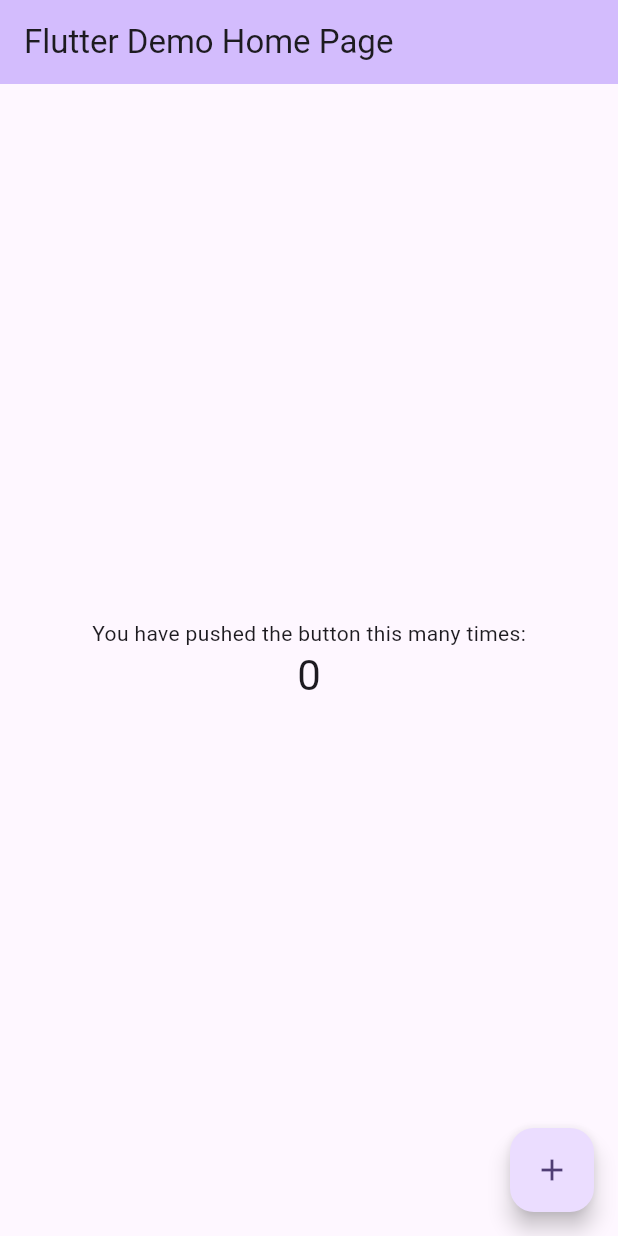
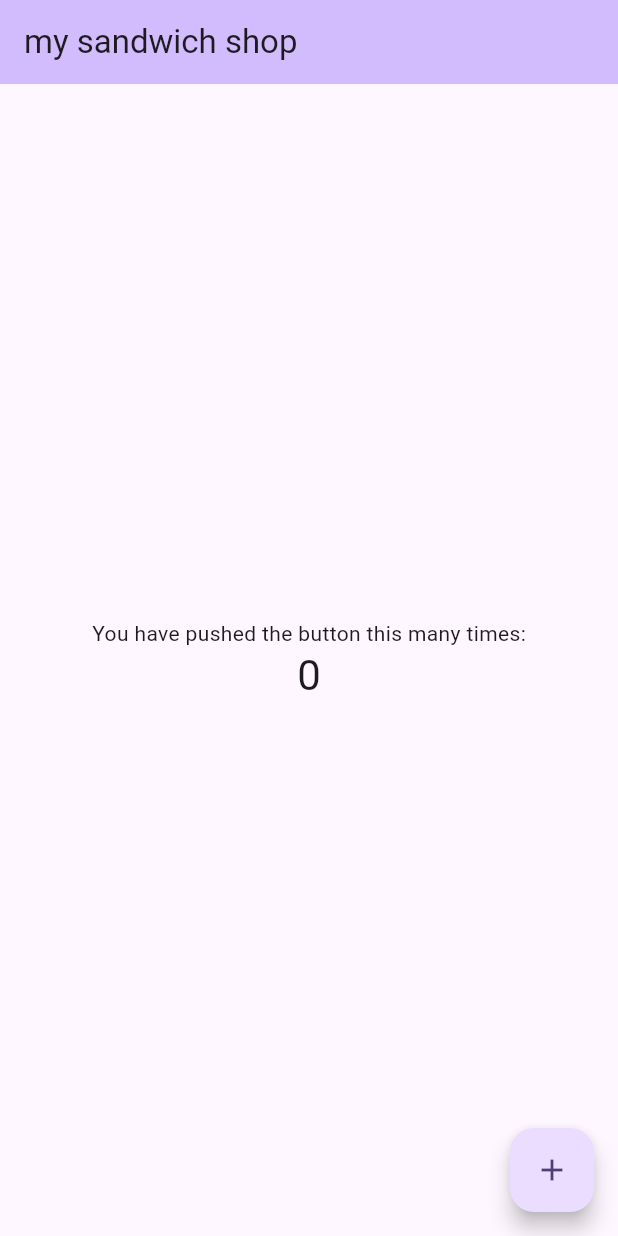
Before and after one commit to ojmanley/sandwich_shop, a Flutter app: the screen it shows after launch, on a phone screen of 412 x 824 dp. Run offline on Flutter 3.47's test engine with Material 3 defaults, Android fonts, the phone set to English and light mode, and no system bars.

Commit message:
change appbar title

```diff
--- a/lib/main.dart
+++ b/lib/main.dart
@@ -30,7 +30,7 @@ class MyApp extends StatelessWidget {
         // tested with just a hot reload.
         colorScheme: ColorScheme.fromSeed(seedColor: Colors.deepPurple),
       ),
-      home: const MyHomePage(title: 'Flutter Demo Home Page'),
+      home: const MyHomePage(title: 'my sandwich shop'),
     );
   }
 }
```
